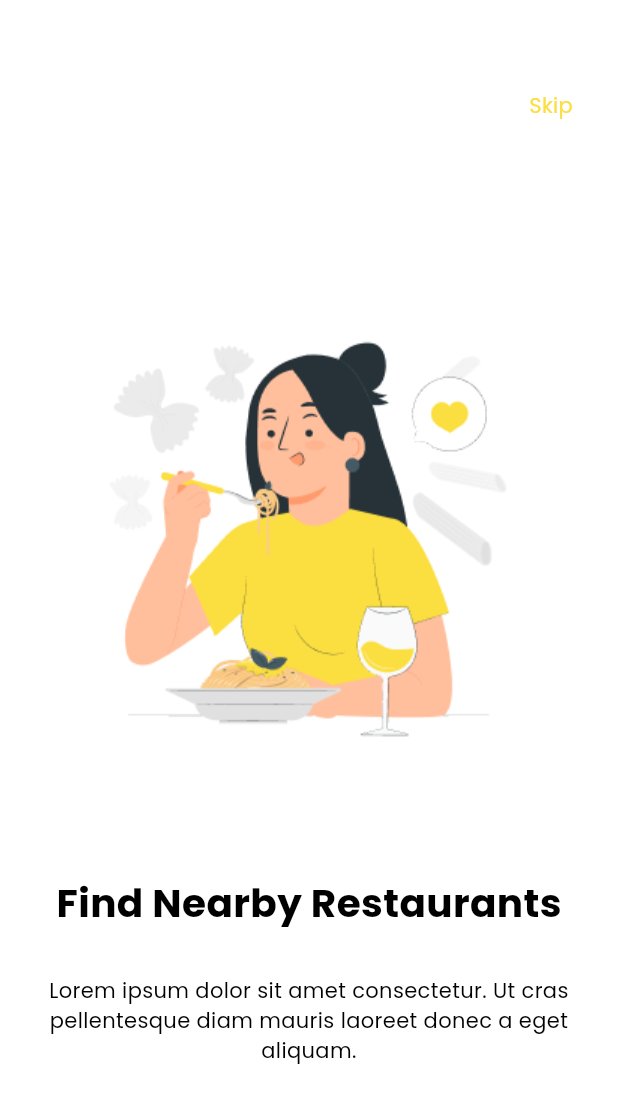
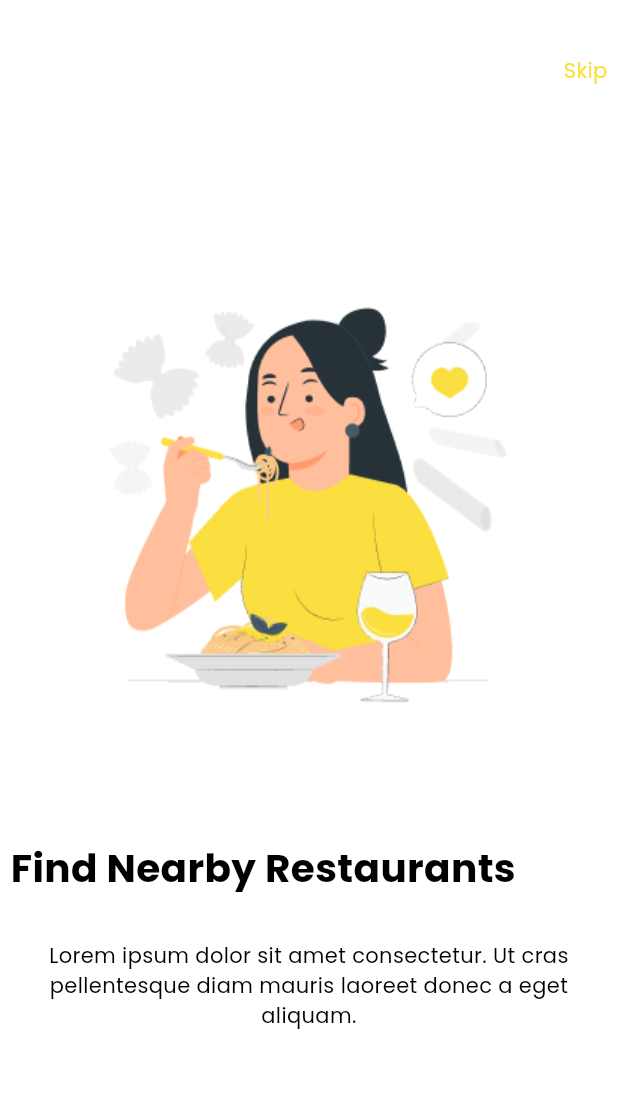
Before and after one commit to MottoMottoBR/superfood, a Flutter app: the SplashPage03 screen opened directly, on a phone screen of 412 x 824 dp. Shown: the top 1103 px of the screen. Run offline on Flutter 3.47's test engine with Material 3 defaults, Android fonts, the phone set to English and light mode, and no system bars; our stand-ins replace google_fonts, smooth_page_indicator.

Commit message:
SplhaScreem Orientação

```diff
--- a/lib/splash_page/splash_page_intro03.dart
+++ b/lib/splash_page/splash_page_intro03.dart
@@ -13,7 +13,7 @@ class SplashPage03 extends StatelessWidget {
     return Scaffold(
       backgroundColor: AppColors.whiteBackground,
       body: Padding(
-        padding: const EdgeInsets.all(30.0),
+        padding: const EdgeInsets.all(7.0),
         child: Column(
           children: [
             const SizedBox(
@@ -27,7 +27,7 @@ class SplashPage03 extends StatelessWidget {
             Image.asset('lib/assets/imagens/intro3.png'),
             const SizedBox(height: 80),
             Row(
-              mainAxisAlignment: MainAxisAlignment.center,
+
               children: [
                 Text(
                   'Find Nearby Restaurants',
--- a/lib/splash_page/welcome_screen.dart
+++ b/lib/splash_page/welcome_screen.dart
@@ -15,14 +15,14 @@ class WelcomeScreen extends StatelessWidget {
     return Scaffold(
       backgroundColor: AppColors.whiteBackground,
       body: Padding(
-        padding: const EdgeInsets.all(20),
+        padding: const EdgeInsets.all(8),
         child: SingleChildScrollView(
           child: Column(
             children: [
               //Espacamento Inicial em referencia o AppBar
-              const SizedBox(height: 50),
+              const SizedBox(height: 30),
               Image.asset('lib/assets/imagens/group7.png'),
-              const SizedBox(height: 80),
+              const SizedBox(height: 20),
               Row(
                 mainAxisAlignment: MainAxisAlignment.center,
                 children: [
```
Also changed, not shown: lib/main.dart (+3 -4 lines).
